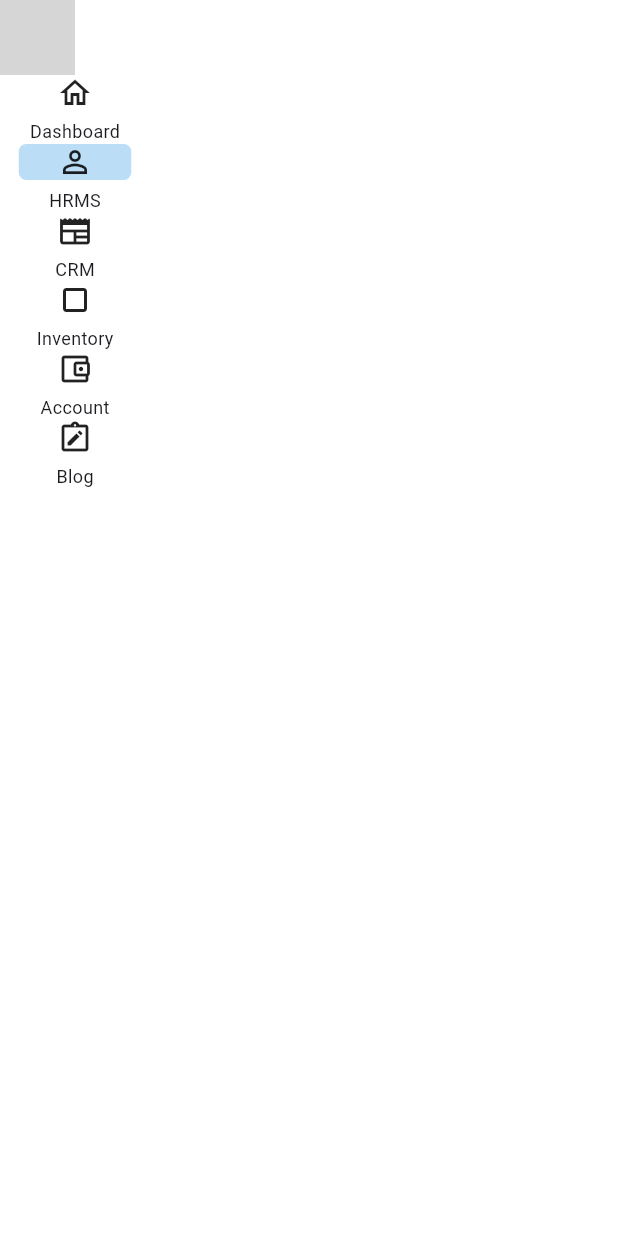
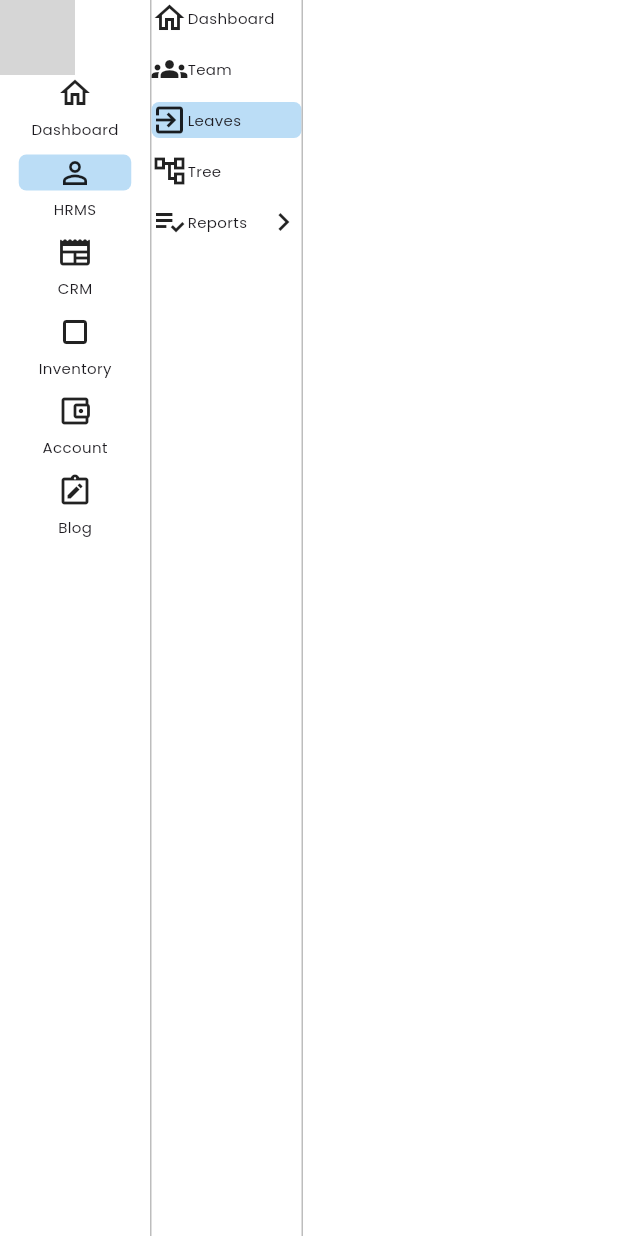
Before and after one commit to RasikDasinfomedia/hrms_task, a Flutter app: the screen it shows after launch, on a phone screen of 412 x 824 dp. Run offline on Flutter 3.47's test engine with Material 3 defaults, Android fonts, the phone set to English and light mode, and no system bars; grey boxes are pictures that could not be loaded.

Commit message:
update side menu

```diff
--- a/lib/hrms_screen.dart
+++ b/lib/hrms_screen.dart
@@ -12,15 +12,22 @@ class HrmsScreen extends StatefulWidget {
 }
 
 class _HrmsScreenState extends State<HrmsScreen> {
-
   int selectedMenu = 1;
+  int selectedSubMenu = 2;
   List<MenuModels> mainMenuList = [
-    MenuModels(icon: Icons.home_outlined,name: "Dashboard"),
-    MenuModels(icon: Icons.person_outline_outlined,name: "HRMS"),
-    MenuModels(icon: Icons.newspaper_rounded,name: "CRM"),
-    MenuModels(icon: Icons.crop_square,name: "Inventory"),
-    MenuModels(icon: Icons.account_balance_wallet_outlined,name: "Account"),
-    MenuModels(icon: Icons.note_alt_outlined,name: "Blog")
+    MenuModels(icon: Icons.home_outlined, name: "Dashboard"),
+    MenuModels(icon: Icons.person_outline_outlined, name: "HRMS"),
+    MenuModels(icon: Icons.newspaper_rounded, name: "CRM"),
+    MenuModels(icon: Icons.crop_square, name: "Inventory"),
+    MenuModels(icon: Icons.account_balance_wallet_outlined, name: "Account"),
+    MenuModels(icon: Icons.note_alt_outlined, name: "Blog")
+  ];
+  List<MenuModels> subMenuList = [
+    MenuModels(icon: Icons.home_outlined, name: "Dashboard"),
+    MenuModels(icon: Icons.groups, name: "Team"),
+    MenuModels(icon: Icons.exit_to_app_outlined, name: "Leaves"),
+    MenuModels(icon: Icons.account_tree_outlined, name: "Tree"),
+    MenuModels(icon: Icons.playlist_add_check, name: "Reports",suffix: Icons.chevron_right_sharp)
   ];
 
   @override
@@ -29,22 +36,27 @@ class _HrmsScreenState extends State<HrmsScreen> {
       backgroundColor: Colors.white,
       body: Expanded(
         child: Row(
-          mainAxisSize: MainAxisSize.min,
-          children: [
-            Expanded(
-              child: Column(
           crossAxisAlignment: CrossAxisAlignment.start,
           children: [
-                  Image.asset("assets/banner/hrms_logo.jpg",height: 50,),
+            Column(
+              crossAxisAlignment: CrossAxisAlignment.start,
+              children: [
+                Image.asset(
+                  "assets/banner/hrms_logo.jpg",
+                  height: 50,
+                ),
                 SizedBox(
                   width: 100,
                   child: ListView.builder(
                     shrinkWrap: true,
+                    padding: EdgeInsets.zero,
                     itemCount: mainMenuList.length,
                     physics: const NeverScrollableScrollPhysics(),
                     itemBuilder: (context, index) {
-                      return InkWell(
-                        onTap: (){
+                      return Padding(
+                        padding: const EdgeInsets.only(bottom: 10.0),
+                        child: InkWell(
+                          onTap: () {
                             setState(() {
                               selectedMenu = index;
                             });
@@ -53,19 +65,62 @@ class _HrmsScreenState extends State<HrmsScreen> {
                             children: [
                               Container(
                                   width: 75,
-                              decoration: BoxDecoration(color: selectedMenu == index ? selectedBg : Colors.transparent,
-                              borderRadius: BorderRadius.circular(5)),
+                                  decoration: BoxDecoration(color: selectedMenu == index ? selectedBg : Colors.transparent, borderRadius: BorderRadius.circular(5)),
                                   child: Icon(mainMenuList[index].icon)),
-                            const SizedBox(height: 5,),
-                            Text(mainMenuList[index].name,style: menuStyle)
+                              const SizedBox(
+                                height: 5,
+                              ),
+                              Text(mainMenuList[index].name, style: menuStyle)
                             ],
                           ),
+                        ),
                       );
-                    },),
+                    },
+                  ),
                 )
               ],
             ),
-            )
+            const VerticalDivider(width: 1,color: dividerColor,),
+            SizedBox(
+              width: 100,
+              child: ListView.builder(
+                shrinkWrap: true,
+                padding: EdgeInsets.zero,
+                itemCount: subMenuList.length,
+                physics: const NeverScrollableScrollPhysics(),
+                itemBuilder: (context, index) {
+                  return Container(
+                    width: 90,
+                    padding: const EdgeInsets.only(bottom: 10.0),
+                    child: InkWell(
+                      onTap: () {
+                        setState(() {
+                          selectedSubMenu = index;
+                        });
+                      },
+                      child: Container(
+                        width: 75,
+                        decoration: BoxDecoration(color: selectedSubMenu == index ? selectedBg : Colors.transparent, borderRadius: BorderRadius.circular(5)),
+                        child: Row(
+                          mainAxisSize: MainAxisSize.min,
+                          children: [
+                            Icon(subMenuList[index].icon),
+                            const SizedBox(
+                              height: 5,
+                            ),
+                            Text(subMenuList[index].name, style: menuStyle),
+                            const Spacer(),
+                            if(subMenuList[index].suffix != null)
+                            Icon(subMenuList[index].suffix)
+                          ],
+                        ),
+                      ),
+                    ),
+                  );
+                },
+              ),
+            ),
+            const VerticalDivider(width: 1,color: dividerColor,)
           ],
         ),
       ),
--- a/lib/models/menu_model.dart
+++ b/lib/models/menu_model.dart
@@ -3,5 +3,6 @@ import 'package:flutter/material.dart';
 class MenuModels{
   final IconData icon;
   final String name;
-  MenuModels({required this.icon, required this.name});
+  final IconData? suffix;
+  MenuModels( {required this.icon, required this.name,this.suffix});
 }
--- a/lib/utils/hrms_colors.dart
+++ b/lib/utils/hrms_colors.dart
@@ -1,3 +1,4 @@
 import 'dart:ui';
 
 const selectedBg = Color(0xFFBBDDF6);
+const dividerColor = Color(0xFFBDBDBD);
--- a/lib/utils/hrms_style.dart
+++ b/lib/utils/hrms_style.dart
@@ -1,3 +1,3 @@
 import 'package:flutter/material.dart';
 
-const menuStyle = TextStyle(fontSize: 12);
+const menuStyle = TextStyle(fontSize: 10,fontWeight: FontWeight.normal,fontFamily: "Poppins");
```
Also changed, not shown: pubspec.yaml (+8 -0 lines), fonts/Poppins-Bold.ttf (added), fonts/Poppins-Regular.ttf (added). Lines whose indentation alone changed are shown as unchanged.
